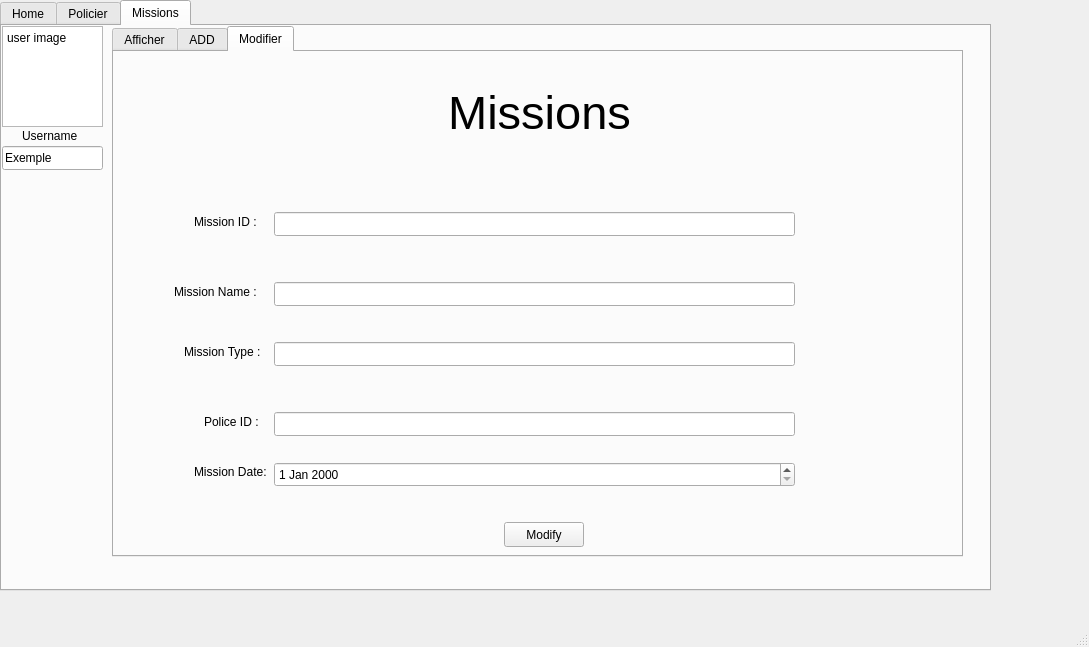
Qt form projetc yassin/mainwindow.ui (Crystal-Blu/police-station-2A25) before a commit.
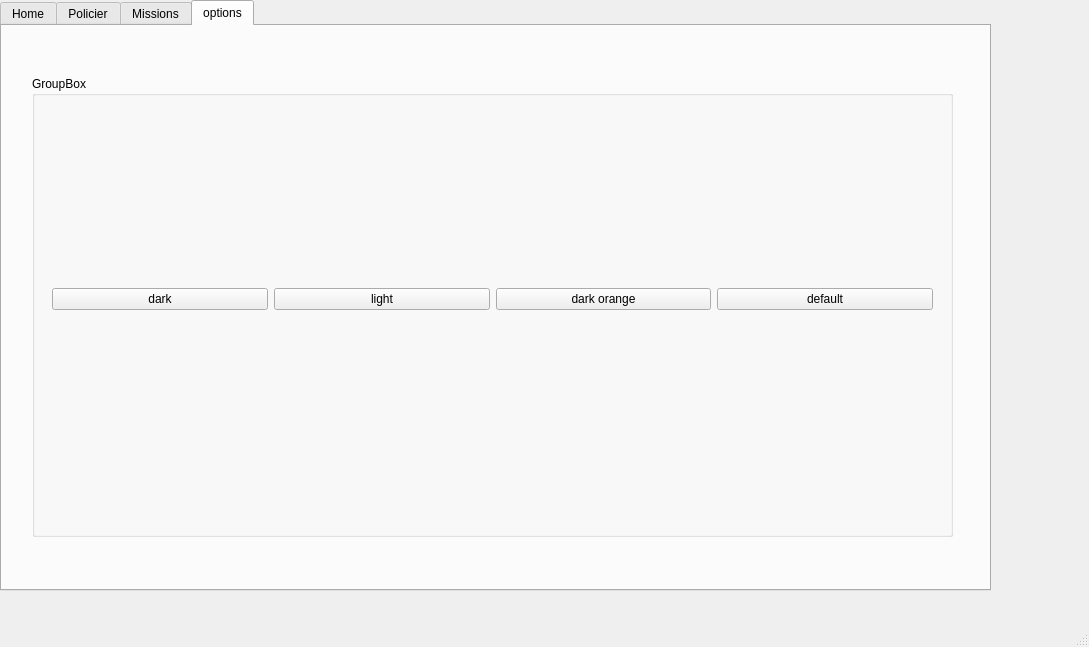
The same form after that commit. The open tabs and pages were chosen to show the change.

```diff
--- a/projetc yassin/mainwindow.ui
+++ b/projetc yassin/mainwindow.ui
@@ -1300,6 +1300,64 @@
       </widget>
      </widget>
     </widget>
+    <widget class="QWidget" name="tab_3">
+     <attribute name="title">
+      <string>options</string>
+     </attribute>
+     <widget class="QGroupBox" name="groupBox">
+      <property name="geometry">
+       <rect>
+        <x>30</x>
+        <y>50</y>
+        <width>921</width>
+        <height>461</height>
+       </rect>
+      </property>
+      <property name="title">
+       <string>GroupBox</string>
+      </property>
+      <widget class="QWidget" name="layoutWidget">
+       <property name="geometry">
+        <rect>
+         <x>20</x>
+         <y>210</y>
+         <width>881</width>
+         <height>27</height>
+        </rect>
+       </property>
+       <layout class="QHBoxLayout" name="horizontalLayout_2">
+        <item>
+         <widget class="QPushButton" name="pb_darkmode">
+          <property name="text">
+           <string>dark</string>
+          </property>
+         </widget>
+        </item>
+        <item>
+         <widget class="QPushButton" name="pb_lightmode">
+          <property name="text">
+           <string>light</string>
+          </property>
+         </widget>
+        </item>
+        <item>
+         <widget class="QPushButton" name="pb_darkorange">
+          <property name="text">
+           <string>dark orange</string>
+          </property>
+         </widget>
+        </item>
+        <item>
+         <widget class="QPushButton" name="pb_defaultmode">
+          <property name="text">
+           <string>default</string>
+          </property>
+         </widget>
+        </item>
+       </layout>
+      </widget>
+     </widget>
+    </widget>
    </widget>
   </widget>
   <widget class="QMenuBar" name="menubar">
```
Left out of the diff: 2 changed lines with no effect on the pictures.
